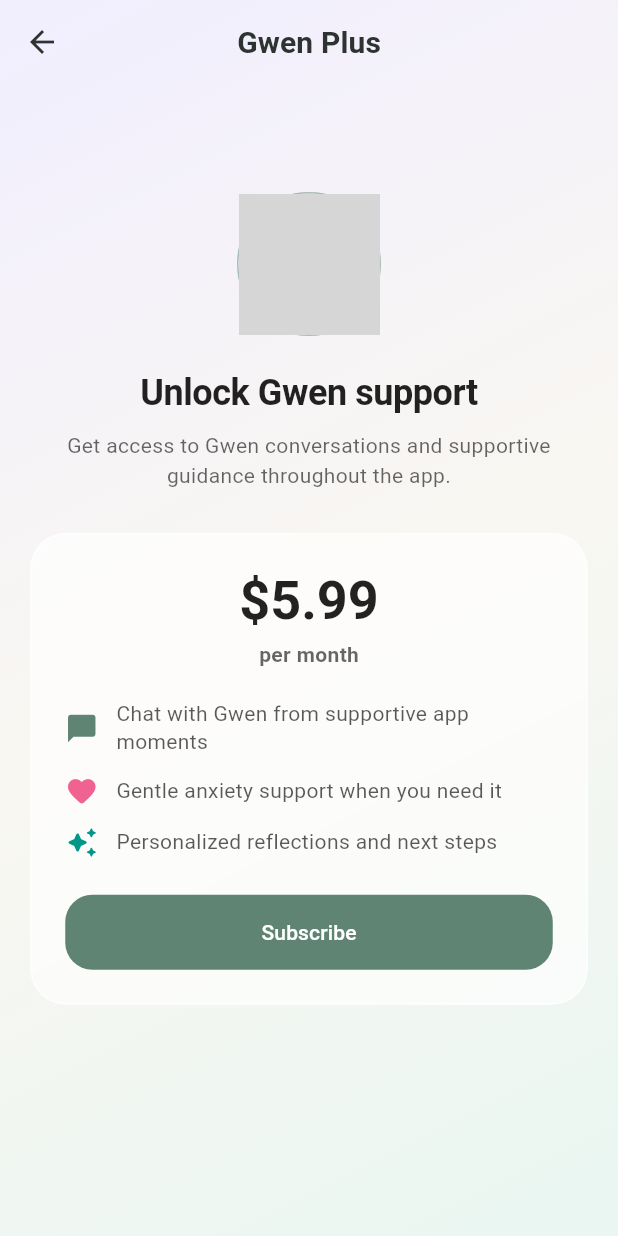
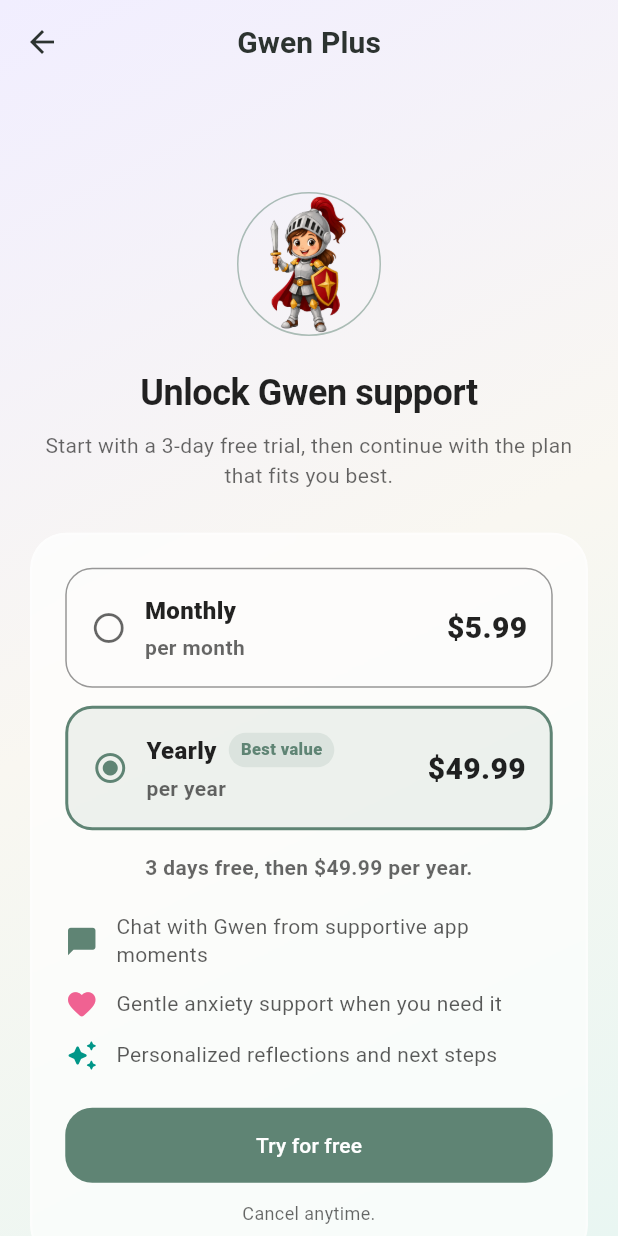
Before and after one commit to Famez1000/gwen, a Flutter app: the SubscriptionScreen screen opened directly, on a phone screen of 412 x 824 dp. Run offline on Flutter 3.47's test engine with Material 3 defaults, Android fonts, the phone set to English and light mode, and no system bars; our stand-ins replace audioplayers, flutter_local_notifications, flutter_secure_storage, flutter_timezone, package_info_plus, shared_preferences and 2 more; accounts and stored records are empty; grey boxes are pictures that could not be loaded.

Commit message:
Update Gwen Plus subscription options

```diff
--- a/lib/features/subscription/presentation/subscription_screen.dart
+++ b/lib/features/subscription/presentation/subscription_screen.dart
@@ -2,8 +2,15 @@ import 'package:flutter/material.dart';
 
 import '../../../core/widgets/glass_card.dart';
 
-class SubscriptionScreen extends StatelessWidget {
+class SubscriptionScreen extends StatefulWidget {
   const SubscriptionScreen({super.key});
+
+  @override
+  State<SubscriptionScreen> createState() => _SubscriptionScreenState();
+}
+
+class _SubscriptionScreenState extends State<SubscriptionScreen> {
+  _SubscriptionPlan _selectedPlan = _SubscriptionPlan.yearly;
 
   @override
   Widget build(BuildContext context) {
@@ -60,7 +67,7 @@ class SubscriptionScreen extends StatelessWidget {
                     ),
                     clipBehavior: Clip.antiAlias,
                     child: Image.asset(
-                      'assets/images/icon.png',
+                      'assets/images/icon3.png',
                       fit: BoxFit.cover,
                     ),
                   ),
@@ -76,7 +83,7 @@ class SubscriptionScreen extends StatelessWidget {
                 ),
                 const SizedBox(height: 10),
                 Text(
-                  'Get access to Gwen conversations and supportive guidance throughout the app.',
+                  'Start with a 3-day free trial, then continue with the plan that fits you best.',
                   textAlign: TextAlign.center,
                   style: TextStyle(
                     fontSize: 14,
@@ -89,20 +96,44 @@ class SubscriptionScreen extends StatelessWidget {
                   padding: const EdgeInsets.all(22),
                   child: Column(
                     children: [
+                      _PlanOption(
+                        title: 'Monthly',
+                        price: '\$5.99',
+                        period: 'per month',
+                        isSelected: _selectedPlan == _SubscriptionPlan.monthly,
+                        primaryColor: primaryColor,
+                        surfaceText: surfaceText,
+                        mutedText: mutedText,
+                        onTap: () {
+                          setState(() {
+                            _selectedPlan = _SubscriptionPlan.monthly;
+                          });
+                        },
+                      ),
+                      const SizedBox(height: 12),
+                      _PlanOption(
+                        title: 'Yearly',
+                        price: '\$49.99',
+                        period: 'per year',
+                        badge: 'Best value',
+                        isSelected: _selectedPlan == _SubscriptionPlan.yearly,
+                        primaryColor: primaryColor,
+                        surfaceText: surfaceText,
+                        mutedText: mutedText,
+                        onTap: () {
+                          setState(() {
+                            _selectedPlan = _SubscriptionPlan.yearly;
+                          });
+                        },
+                      ),
+                      const SizedBox(height: 16),
                       Text(
-                        '\$5.99',
-                        style: Theme.of(context).textTheme.displaySmall
-                            ?.copyWith(
-                              color: surfaceText,
-                              fontWeight: FontWeight.bold,
-                            ),
-                      ),
-                      const SizedBox(height: 4),
-                      Text(
-                        'per month',
+                        '3 days free, then ${_selectedPlan.price} ${_selectedPlan.periodLabel}.',
+                        textAlign: TextAlign.center,
                         style: TextStyle(
                           color: mutedText,
                           fontWeight: FontWeight.w700,
+                          height: 1.35,
                         ),
                       ),
                       const SizedBox(height: 20),
@@ -142,8 +173,14 @@ class SubscriptionScreen extends StatelessWidget {
                               borderRadius: BorderRadius.circular(18),
                             ),
                           ),
-                          child: const Text('Subscribe'),
+                          child: const Text('Try for free'),
                         ),
+                      ),
+                      const SizedBox(height: 12),
+                      Text(
+                        'Cancel anytime.',
+                        textAlign: TextAlign.center,
+                        style: TextStyle(color: mutedText, fontSize: 12),
                       ),
                     ],
                   ),
@@ -152,6 +189,132 @@ class SubscriptionScreen extends StatelessWidget {
             ),
           ),
         ],
+      ),
+    );
+  }
+}
+
+enum _SubscriptionPlan {
+  monthly(price: '\$5.99', periodLabel: 'per month'),
+  yearly(price: '\$49.99', periodLabel: 'per year');
+
+  final String price;
+  final String periodLabel;
+
+  const _SubscriptionPlan({required this.price, required this.periodLabel});
+}
+
+class _PlanOption extends StatelessWidget {
+  final String title;
+  final String price;
+  final String period;
+  final String? badge;
+  final bool isSelected;
+  final Color primaryColor;
+  final Color surfaceText;
+  final Color mutedText;
+  final VoidCallback onTap;
+
+  const _PlanOption({
+    required this.title,
+    required this.price,
+    required this.period,
+    this.badge,
+    required this.isSelected,
+    required this.primaryColor,
+    required this.surfaceText,
+    required this.mutedText,
+    required this.onTap,
+  });
+
+  @override
+  Widget build(BuildContext context) {
+    final selectedBackground = primaryColor.withAlpha(24);
+    final borderColor = isSelected
+        ? primaryColor
+        : Theme.of(context).dividerColor.withAlpha(102);
+
+    return InkWell(
+      onTap: onTap,
+      borderRadius: BorderRadius.circular(18),
+      child: AnimatedContainer(
+        duration: const Duration(milliseconds: 180),
+        padding: const EdgeInsets.all(16),
+        decoration: BoxDecoration(
+          color: isSelected ? selectedBackground : Colors.white.withAlpha(28),
+          borderRadius: BorderRadius.circular(18),
+          border: Border.all(color: borderColor, width: isSelected ? 2 : 1),
+        ),
+        child: Row(
+          children: [
+            Icon(
+              isSelected
+                  ? Icons.radio_button_checked_rounded
+                  : Icons.radio_button_unchecked_rounded,
+              color: isSelected ? primaryColor : mutedText,
+            ),
+            const SizedBox(width: 12),
+            Expanded(
+              child: Column(
+                crossAxisAlignment: CrossAxisAlignment.start,
+                children: [
+                  Row(
+                    children: [
+                      Flexible(
+                        child: Text(
+                          title,
+                          style: TextStyle(
+                            color: surfaceText,
+                            fontWeight: FontWeight.w800,
+                            fontSize: 16,
+                          ),
+                        ),
+                      ),
+                      if (badge != null) ...[
+                        const SizedBox(width: 8),
+                        Container(
+                          padding: const EdgeInsets.symmetric(
+                            horizontal: 8,
+                            vertical: 4,
+                          ),
+                          decoration: BoxDecoration(
+                            color: primaryColor.withAlpha(32),
+                            borderRadius: BorderRadius.circular(999),
+                          ),
+                          child: Text(
+                            badge!,
+                            style: TextStyle(
+                              color: primaryColor,
+                              fontSize: 11,
+                              fontWeight: FontWeight.w800,
+                            ),
+                          ),
+                        ),
+                      ],
+                    ],
+                  ),
+                  const SizedBox(height: 4),
+                  Text(
+                    period,
+                    style: TextStyle(
+                      color: mutedText,
+                      fontWeight: FontWeight.w600,
+                    ),
+                  ),
+                ],
+              ),
+            ),
+            const SizedBox(width: 12),
+            Text(
+              price,
+              style: TextStyle(
+                color: surfaceText,
+                fontWeight: FontWeight.w900,
+                fontSize: 20,
+              ),
+            ),
+          ],
+        ),
       ),
     );
   }
```
